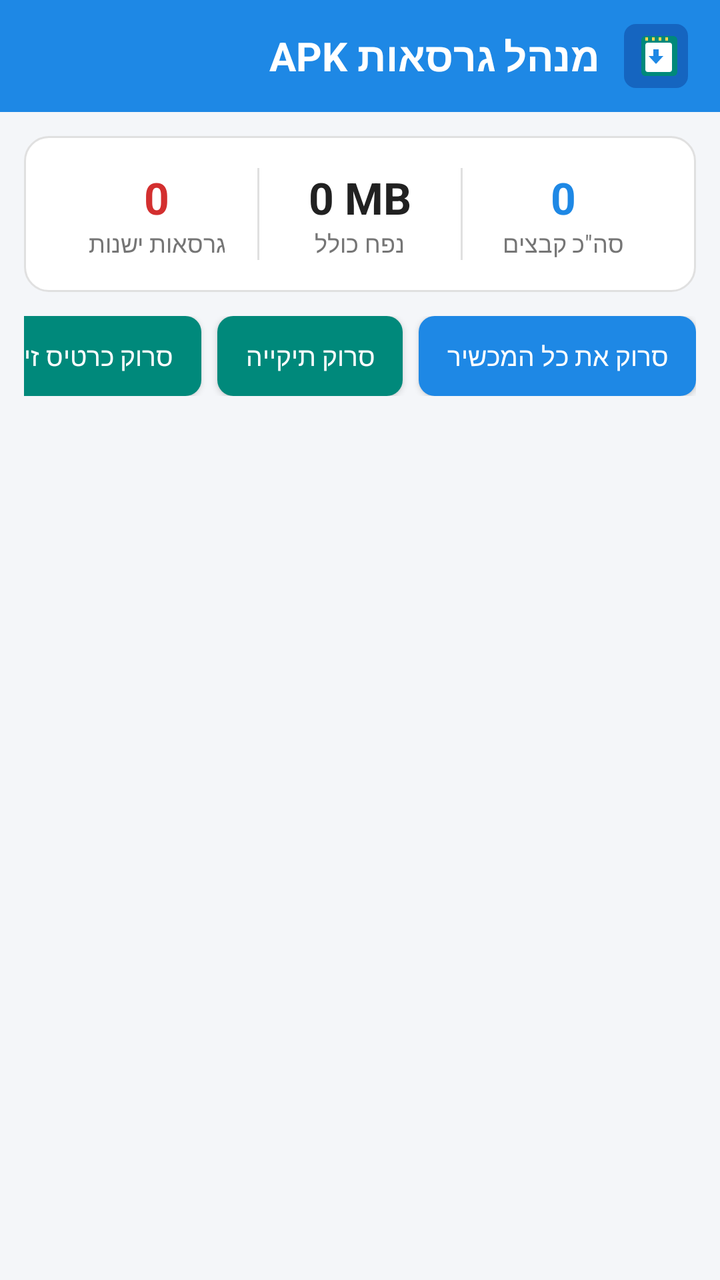
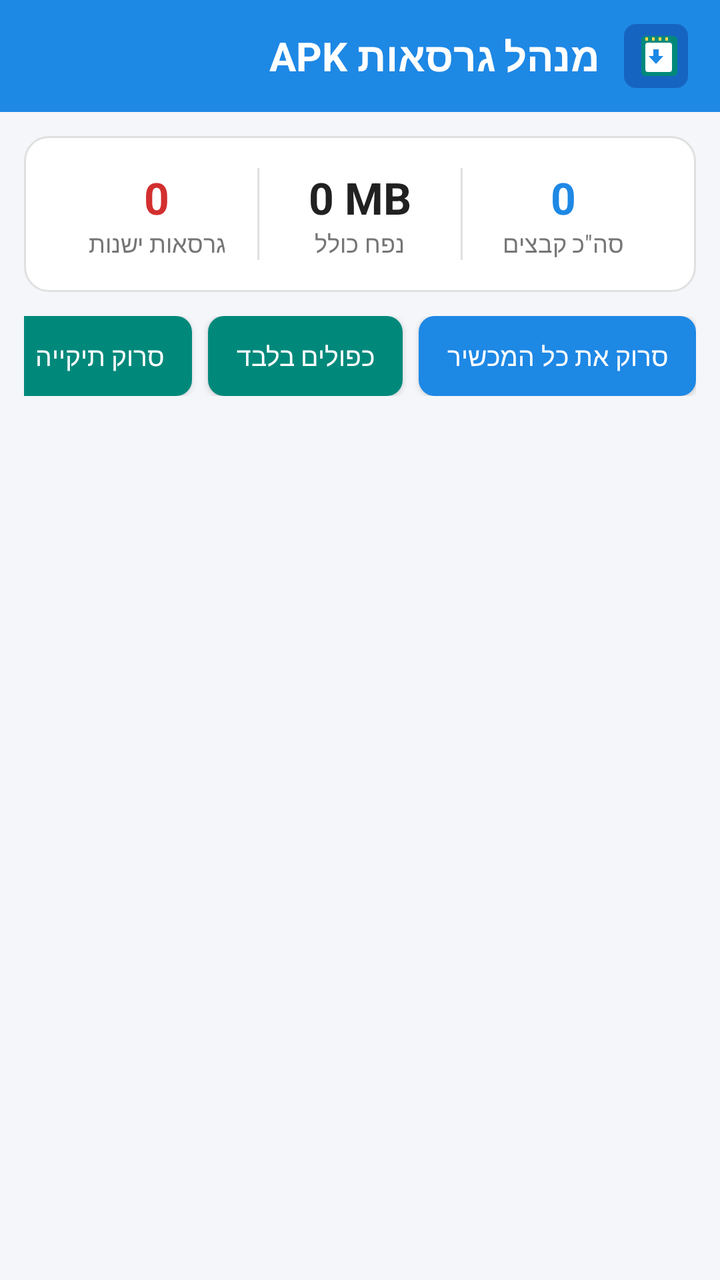

Compare the two renders of this Android layout. The source of the first and the diff that turns it into the second are given below.
<!-- AndroidManifest.xml: application theme android:Theme.Material.Light.NoActionBar -->
<!-- res/layout/activity_main.xml -->
<?xml version="1.0" encoding="utf-8"?>
<LinearLayout xmlns:android="http://schemas.android.com/apk/res/android"
    android:layout_width="match_parent"
    android:layout_height="match_parent"
    android:background="@color/background"
    android:layoutDirection="rtl"
    android:orientation="vertical">

    
    <LinearLayout
        android:layout_width="match_parent"
        android:layout_height="56dp"
        android:background="@color/primary"
        android:gravity="center_vertical"
        android:orientation="horizontal"
        android:paddingStart="16dp"
        android:paddingEnd="16dp">

        <ImageView
            android:layout_width="32dp"
            android:layout_height="32dp"
            android:src="@drawable/ic_launcher" />

        <TextView
            android:layout_width="0dp"
            android:layout_height="wrap_content"
            android:layout_marginStart="12dp"
            android:layout_weight="1"
            android:text="@string/app_name"
            android:textColor="#FFFFFF"
            android:textSize="20sp"
            android:textStyle="bold" />

    </LinearLayout>

    
    <LinearLayout
        android:layout_width="match_parent"
        android:layout_height="wrap_content"
        android:layout_margin="12dp"
        android:background="@drawable/bg_card"
        android:orientation="vertical"
        android:padding="16dp">

        <LinearLayout
            android:layout_width="match_parent"
            android:layout_height="wrap_content"
            android:baselineAligned="false"
            android:orientation="horizontal">

            <LinearLayout
                android:layout_width="0dp"
                android:layout_height="wrap_content"
                android:layout_weight="1"
                android:gravity="center"
                android:orientation="vertical">

                <TextView
                    android:id="@+id/tvTotalFiles"
                    android:layout_width="wrap_content"
                    android:layout_height="wrap_content"
                    android:text="0"
                    android:textColor="@color/primary"
                    android:textSize="22sp"
                    android:textStyle="bold" />

                <TextView
                    android:layout_width="wrap_content"
                    android:layout_height="wrap_content"
                    android:text="@string/total_files"
                    android:textColor="@color/text_secondary"
                    android:textSize="12sp" />
            </LinearLayout>

            <View
                android:layout_width="1dp"
                android:layout_height="match_parent"
                android:background="@color/divider" />

            <LinearLayout
                android:layout_width="0dp"
                android:layout_height="wrap_content"
                android:layout_weight="1"
                android:gravity="center"
                android:orientation="vertical">

                <TextView
                    android:id="@+id/tvTotalSize"
                    android:layout_width="wrap_content"
                    android:layout_height="wrap_content"
                    android:text="0 MB"
                    android:textColor="@color/text_primary"
                    android:textSize="22sp"
                    android:textStyle="bold" />

                <TextView
                    android:layout_width="wrap_content"
                    android:layout_height="wrap_content"
                    android:text="@string/total_size"
                    android:textColor="@color/text_secondary"
                    android:textSize="12sp" />
            </LinearLayout>

            <View
                android:layout_width="1dp"
                android:layout_height="match_parent"
                android:background="@color/divider" />

            <LinearLayout
                android:layout_width="0dp"
                android:layout_height="wrap_content"
                android:layout_weight="1"
                android:gravity="center"
                android:orientation="vertical">

                <TextView
                    android:id="@+id/tvOldVersionsCount"
                    android:layout_width="wrap_content"
                    android:layout_height="wrap_content"
                    android:text="0"
                    android:textColor="@color/danger"
                    android:textSize="22sp"
                    android:textStyle="bold" />

                <TextView
                    android:layout_width="wrap_content"
                    android:layout_height="wrap_content"
                    android:text="@string/old_versions"
                    android:textColor="@color/text_secondary"
                    android:textSize="12sp" />
            </LinearLayout>

        </LinearLayout>

    </LinearLayout>

    
    <HorizontalScrollView
        android:layout_width="match_parent"
        android:layout_height="wrap_content"
        android:layout_marginStart="12dp"
        android:layout_marginEnd="12dp"
        android:layout_marginBottom="8dp"
        android:scrollbars="none">

        <LinearLayout
            android:layout_width="wrap_content"
            android:layout_height="wrap_content"
            android:orientation="horizontal">

            <Button
                android:id="@+id/btnScanAll"
                android:layout_width="wrap_content"
                android:layout_height="40dp"
                android:layout_marginEnd="8dp"
                android:background="@drawable/bg_button_primary"
                android:paddingStart="14dp"
                android:paddingEnd="14dp"
                android:text="@string/scan_all"
                android:textColor="#FFFFFF"
                android:textSize="13sp" />

            <Button
                android:id="@+id/btnScanFolder"
                android:layout_width="wrap_content"
                android:layout_height="40dp"
                android:layout_marginEnd="8dp"
                android:background="@drawable/bg_button_secondary"
                android:paddingStart="14dp"
                android:paddingEnd="14dp"
                android:text="@string/scan_folder"
                android:textColor="#FFFFFF"
                android:textSize="13sp" />

            <Button
                android:id="@+id/btnScanSdCard"
                android:layout_width="wrap_content"
                android:layout_height="40dp"
                android:layout_marginEnd="8dp"
                android:background="@drawable/bg_button_secondary"
                android:paddingStart="14dp"
                android:paddingEnd="14dp"
                android:text="@string/scan_sd_card"
                android:textColor="#FFFFFF"
                android:textSize="13sp" />

            <Button
                android:id="@+id/btnSelectOld"
                android:layout_width="wrap_content"
                android:layout_height="40dp"
                android:background="@drawable/bg_button_danger"
                android:paddingStart="14dp"
                android:paddingEnd="14dp"
                android:text="@string/select_old"
                android:textColor="#FFFFFF"
                android:textSize="13sp" />

        </LinearLayout>
    </HorizontalScrollView>

    
    <LinearLayout
        android:id="@+id/layoutScanning"
        android:layout_width="match_parent"
        android:layout_height="wrap_content"
        android:gravity="center"
        android:orientation="vertical"
        android:padding="24dp"
        android:visibility="gone">

        <ProgressBar
            android:layout_width="48dp"
            android:layout_height="48dp" />

        <TextView
            android:id="@+id/tvScanProgress"
            android:layout_width="wrap_content"
            android:layout_height="wrap_content"
            android:layout_marginTop="12dp"
            android:text="@string/scanning"
            android:textColor="@color/text_primary"
            android:textSize="15sp" />
    </LinearLayout>

    
    <LinearLayout
        android:id="@+id/layoutEmpty"
        android:layout_width="match_parent"
        android:layout_height="0dp"
        android:layout_weight="1"
        android:gravity="center"
        android:orientation="vertical"
        android:padding="32dp"
        android:visibility="gone">

        <ImageView
            android:layout_width="64dp"
            android:layout_height="64dp"
            android:src="@drawable/ic_apk" />

        <TextView
            android:layout_width="wrap_content"
            android:layout_height="wrap_content"
            android:layout_marginTop="16dp"
            android:text="@string/no_apks_found"
            android:textColor="@color/text_secondary"
            android:textSize="16sp" />
    </LinearLayout>

    
    <ListView
        android:id="@+id/listViewApks"
        android:layout_width="match_parent"
        android:layout_height="0dp"
        android:layout_weight="1"
        android:clipToPadding="false"
        android:divider="@color/divider"
        android:dividerHeight="1dp"
        android:paddingBottom="80dp" />

    
    <LinearLayout
        android:id="@+id/layoutBottomBar"
        android:layout_width="match_parent"
        android:layout_height="wrap_content"
        android:background="@drawable/bg_bottom_bar"
        android:elevation="8dp"
        android:orientation="vertical"
        android:padding="12dp"
        android:visibility="gone">

        <LinearLayout
            android:layout_width="match_parent"
            android:layout_height="wrap_content"
            android:gravity="center_vertical"
            android:orientation="horizontal">

            <TextView
                android:id="@+id/tvSelectedCount"
                android:layout_width="0dp"
                android:layout_height="wrap_content"
                android:layout_weight="1"
                android:text="נבחרו 0 קבצים"
                android:textColor="@color/text_primary"
                android:textSize="15sp"
                android:textStyle="bold" />

            <Button
                android:id="@+id/btnToggleSelectAll"
                android:layout_width="wrap_content"
                android:layout_height="36dp"
                android:background="@null"
                android:text="@string/select_all"
                android:textColor="@color/primary"
                android:textSize="13sp" />

        </LinearLayout>

        <LinearLayout
            android:layout_width="match_parent"
            android:layout_height="wrap_content"
            android:layout_marginTop="8dp"
            android:orientation="horizontal">

            <Button
                android:id="@+id/btnCopy"
                android:layout_width="0dp"
                android:layout_height="44dp"
                android:layout_marginEnd="6dp"
                android:layout_weight="1"
                android:background="@drawable/bg_button_primary"
                android:text="@string/copy_selected"
                android:textColor="#FFFFFF"
                android:textSize="14sp" />

            <Button
                android:id="@+id/btnMove"
                android:layout_width="0dp"
                android:layout_height="44dp"
                android:layout_marginEnd="6dp"
                android:layout_weight="1"
                android:background="@drawable/bg_button_secondary"
                android:text="@string/move_selected"
                android:textColor="#FFFFFF"
                android:textSize="14sp" />

            <Button
                android:id="@+id/btnDelete"
                android:layout_width="0dp"
                android:layout_height="44dp"
                android:layout_weight="1"
                android:background="@drawable/bg_button_danger"
                android:text="@string/delete_selected"
                android:textColor="#FFFFFF"
                android:textSize="14sp" />

        </LinearLayout>

    </LinearLayout>

</LinearLayout>
<!-- resources referenced by this layout -->
<resources>
  <color name="background">#F4F6F9</color>
  <color name="danger">#D32F2F</color>
  <color name="divider">#E0E0E0</color>
  <color name="primary">#1E88E5</color>
  <color name="text_primary">#212121</color>
  <color name="text_secondary">#757575</color>
  <!-- drawable bg_bottom_bar (drawable) -->
  <?xml version="1.0" encoding="utf-8"?>
  <shape xmlns:android="http://schemas.android.com/apk/res/android"
      android:shape="rectangle">
      <solid android:color="#FFFFFF" />
      <stroke
          android:width="1dp"
          android:color="#DCDCDC" />
  </shape>
  <!-- drawable bg_button_danger (drawable) -->
  <?xml version="1.0" encoding="utf-8"?>
  <shape xmlns:android="http://schemas.android.com/apk/res/android"
      android:shape="rectangle">
      <solid android:color="#D32F2F" />
      <corners android:radius="8dp" />
  </shape>
  <!-- drawable bg_button_primary (drawable) -->
  <?xml version="1.0" encoding="utf-8"?>
  <shape xmlns:android="http://schemas.android.com/apk/res/android"
      android:shape="rectangle">
      <solid android:color="#1E88E5" />
      <corners android:radius="8dp" />
  </shape>
  <!-- drawable bg_button_secondary (drawable) -->
  <?xml version="1.0" encoding="utf-8"?>
  <shape xmlns:android="http://schemas.android.com/apk/res/android"
      android:shape="rectangle">
      <solid android:color="#00897B" />
      <corners android:radius="8dp" />
  </shape>
  <!-- drawable bg_card (drawable) -->
  <?xml version="1.0" encoding="utf-8"?>
  <shape xmlns:android="http://schemas.android.com/apk/res/android"
      android:shape="rectangle">
      <solid android:color="#FFFFFF" />
      <corners android:radius="12dp" />
      <stroke
          android:width="1dp"
          android:color="#E0E0E0" />
  </shape>
  <!-- drawable ic_apk (drawable) -->
  <vector xmlns:android="http://schemas.android.com/apk/res/android"
      android:width="24dp"
      android:height="24dp"
      android:viewportWidth="24"
      android:viewportHeight="24">
      <path
          android:fillColor="#1E88E5"
          android:pathData="M19,3H5C3.9,3,3,3.9,3,5v14c0,1.1,0.9,2,2,2h14c1.1,0,2-0.9,2-2V5C21,3.9,20.1,3,19,3z M12,18l-5-5h3V8h4v5h3L12,18z"/>
  </vector>
  <string name="app_name">מנהל גרסאות APK</string>
  <string name="copy_selected">העתק</string>
  <string name="delete_selected">מחק</string>
  <string name="move_selected">העבר</string>
  <string name="no_apks_found">לא נמצאו קבצי APK</string>
  <string name="old_versions">גרסאות ישנות</string>
  <string name="scan_all">סרוק את כל המכשיר</string>
  <string name="scan_folder">סרוק תיקייה</string>
  <string name="scan_sd_card">סרוק כרטיס זיכרון</string>
  <string name="scanning">סורק קבצים במכשיר, אנא המתן...</string>
  <string name="select_all">בחר הכל</string>
  <string name="select_old">בחר גרסאות ישנות</string>
  <string name="total_files">סה\"כ קבצים</string>
  <string name="total_size">נפח כולל</string>
  <!-- unchanged entries left out for length: 1 -->
</resources>

<!-- the commit's change to res/layout/activity_main.xml (unified diff, before → after) -->
@@ -161,6 +161,18 @@
                 android:textSize="13sp" />
 
             <Button
+                android:id="@+id/btnFilterDuplicates"
+                android:layout_width="wrap_content"
+                android:layout_height="40dp"
+                android:layout_marginEnd="8dp"
+                android:background="@drawable/bg_button_secondary"
+                android:paddingStart="14dp"
+                android:paddingEnd="14dp"
+                android:text="@string/filter_duplicates_only"
+                android:textColor="#FFFFFF"
+                android:textSize="13sp" />
+
+            <Button
                 android:id="@+id/btnScanFolder"
                 android:layout_width="wrap_content"
                 android:layout_height="40dp"
@@ -239,6 +251,7 @@
             android:src="@drawable/ic_apk" />
 
         <TextView
+            android:id="@+id/tvEmptyMessage"
             android:layout_width="wrap_content"
             android:layout_height="wrap_content"
             android:layout_marginTop="16dp"
<!-- resource entries referenced after the edit -->
@@ -59,6 +59,7 @@
   <string name="app_name">מנהל גרסאות APK</string>
   <string name="copy_selected">העתק</string>
   <string name="delete_selected">מחק</string>
+  <string name="filter_duplicates_only">כפולים בלבד</string>
   <string name="move_selected">העבר</string>
   <string name="no_apks_found">לא נמצאו קבצי APK</string>
   <string name="old_versions">גרסאות ישנות</string>
